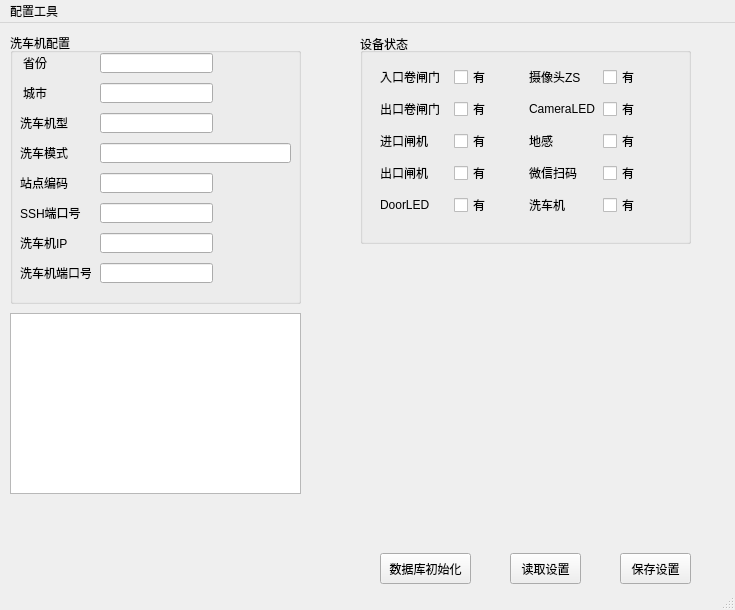
The window that washsetting/t.ui (clove2han/washsetting) describes before a commit, drawn with Qt 5.
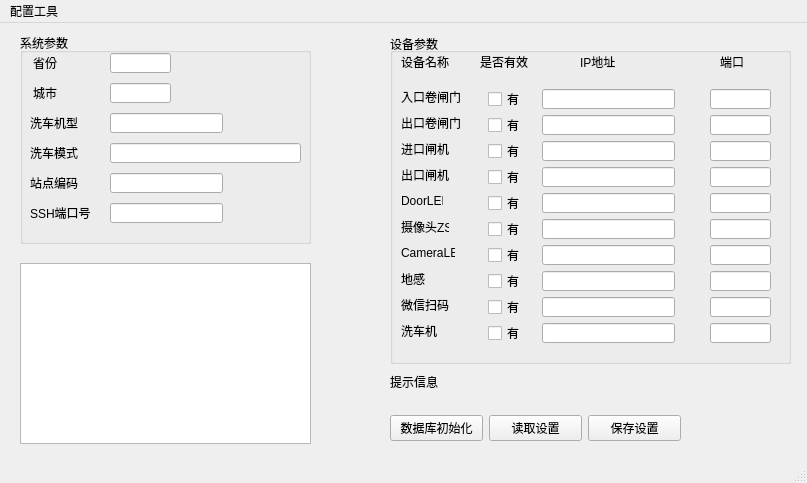
The same window after the commit.

Patch:
```diff
--- a/washsetting/t.ui
+++ b/washsetting/t.ui
@@ -6,256 +6,26 @@
    <rect>
     <x>0</x>
     <y>0</y>
-    <width>735</width>
-    <height>610</height>
+    <width>807</width>
+    <height>483</height>
    </rect>
   </property>
   <property name="windowTitle">
    <string>配置工具</string>
   </property>
   <widget class="QWidget" name="centralwidget">
-   <widget class="QPushButton" name="read_setting_pushButton">
-    <property name="geometry">
-     <rect>
-      <x>510</x>
-      <y>530</y>
-      <width>71</width>
-      <height>31</height>
-     </rect>
-    </property>
-    <property name="text">
-     <string>读取设置</string>
-    </property>
-   </widget>
-   <widget class="QPushButton" name="write_setting_pushButton">
-    <property name="geometry">
-     <rect>
-      <x>620</x>
-      <y>530</y>
-      <width>71</width>
-      <height>31</height>
-     </rect>
-    </property>
-    <property name="text">
-     <string>保存设置</string>
-    </property>
-   </widget>
-   <widget class="QPushButton" name="init_pushButton">
-    <property name="geometry">
-     <rect>
-      <x>380</x>
-      <y>530</y>
-      <width>91</width>
-      <height>31</height>
-     </rect>
-    </property>
-    <property name="text">
-     <string>数据库初始化</string>
-    </property>
-   </widget>
-   <widget class="QTextBrowser" name="textBrowser">
-    <property name="geometry">
-     <rect>
-      <x>10</x>
-      <y>290</y>
-      <width>291</width>
-      <height>181</height>
-     </rect>
-    </property>
-   </widget>
-   <widget class="QGroupBox" name="groupBox_2">
-    <property name="geometry">
-     <rect>
-      <x>360</x>
-      <y>10</y>
-      <width>331</width>
-      <height>211</height>
-     </rect>
-    </property>
-    <property name="title">
-     <string>设备状态</string>
-    </property>
-    <property name="alignment">
-     <set>Qt::AlignLeading|Qt::AlignLeft|Qt::AlignVCenter</set>
-    </property>
-    <widget class="QWidget" name="layoutWidget">
-     <property name="geometry">
-      <rect>
-       <x>20</x>
-       <y>30</y>
-       <width>291</width>
-       <height>161</height>
-      </rect>
-     </property>
-     <layout class="QGridLayout" name="gridLayout">
-      <item row="0" column="0">
-       <widget class="QLabel" name="Door">
-        <property name="text">
-         <string>入口卷闸门</string>
-        </property>
-       </widget>
-      </item>
-      <item row="0" column="1">
-       <widget class="QCheckBox" name="doorin_yes_checkBox">
-        <property name="enabled">
-         <bool>true</bool>
-        </property>
-        <property name="text">
-         <string>有</string>
-        </property>
-       </widget>
-      </item>
-      <item row="0" column="2">
-       <widget class="QLabel" name="wepay_5">
-        <property name="text">
-         <string>摄像头ZS</string>
-        </property>
-       </widget>
-      </item>
-      <item row="0" column="3">
-       <widget class="QCheckBox" name="camerazs_yes_checkBox">
-        <property name="text">
-         <string>有</string>
-        </property>
-       </widget>
-      </item>
-      <item row="1" column="0">
-       <widget class="QLabel" name="Door_2">
-        <property name="text">
-         <string>出口卷闸门</string>
-        </property>
-       </widget>
-      </item>
-      <item row="1" column="1">
-       <widget class="QCheckBox" name="doorout_yes_checkBox">
-        <property name="text">
-         <string>有</string>
-        </property>
-       </widget>
-      </item>
-      <item row="1" column="2">
-       <widget class="QLabel" name="Door_4">
-        <property name="text">
-         <string>CameraLED</string>
-        </property>
-       </widget>
-      </item>
-      <item row="1" column="3">
-       <widget class="QCheckBox" name="cameraled_yes_checkBox">
-        <property name="text">
-         <string>有</string>
-        </property>
-       </widget>
-      </item>
-      <item row="2" column="0">
-       <widget class="QLabel" name="in_label">
-        <property name="text">
-         <string>进口闸机</string>
-        </property>
-       </widget>
-      </item>
-      <item row="2" column="1">
-       <widget class="QCheckBox" name="gatein_yes_checkBox">
-        <property name="text">
-         <string>有</string>
-        </property>
-       </widget>
-      </item>
-      <item row="2" column="2">
-       <widget class="QLabel" name="digan">
-        <property name="text">
-         <string>地感</string>
-        </property>
-       </widget>
-      </item>
-      <item row="2" column="3">
-       <widget class="QCheckBox" name="groundsense_yes_checkBox">
-        <property name="text">
-         <string>有</string>
-        </property>
-       </widget>
-      </item>
-      <item row="3" column="0">
-       <widget class="QLabel" name="out">
-        <property name="text">
-         <string>出口闸机</string>
-        </property>
-       </widget>
-      </item>
-      <item row="3" column="1">
-       <widget class="QCheckBox" name="gateout_yes_checkBox">
-        <property name="text">
-         <string>有</string>
-        </property>
-       </widget>
-      </item>
-      <item row="3" column="2">
-       <widget class="QLabel" name="wepay">
-        <property name="text">
-         <string>微信扫码</string>
-        </property>
-       </widget>
-      </item>
-      <item row="3" column="3">
-       <widget class="QCheckBox" name="wpc_yes_checkBox">
-        <property name="text">
-         <string>有</string>
-        </property>
-       </widget>
-      </item>
-      <item row="4" column="0">
-       <widget class="QLabel" name="Door_3">
-        <property name="text">
-         <string>DoorLED</string>
-        </property>
-       </widget>
-      </item>
-      <item row="4" column="1">
-       <widget class="QCheckBox" name="doorled_yes_checkBox">
-        <property name="text">
-         <string>有</string>
-        </property>
-       </widget>
-      </item>
-      <item row="4" column="2">
-       <widget class="QLabel" name="wepay_3">
-        <property name="text">
-         <string>洗车机</string>
-        </property>
-       </widget>
-      </item>
-      <item row="4" column="3">
-       <widget class="QCheckBox" name="washing_yes_checkBox">
-        <property name="text">
-         <string>有</string>
-        </property>
-       </widget>
-      </item>
-     </layout>
-    </widget>
-   </widget>
    <widget class="QGroupBox" name="groupBox">
     <property name="geometry">
      <rect>
-      <x>10</x>
+      <x>20</x>
       <y>10</y>
       <width>291</width>
-      <height>271</height>
+      <height>211</height>
      </rect>
     </property>
     <property name="title">
-     <string>洗车机配置</string>
+     <string>系统参数</string>
     </property>
-    <widget class="QLineEdit" name="washingport_lineEdit">
-     <property name="geometry">
-      <rect>
-       <x>90</x>
-       <y>230</y>
-       <width>113</width>
-       <height>20</height>
-      </rect>
-     </property>
-    </widget>
     <widget class="QLineEdit" name="wash_mode_lineEdit">
      <property name="geometry">
       <rect>
@@ -285,22 +55,12 @@
       <number>0</number>
      </property>
     </widget>
-    <widget class="QLineEdit" name="washingIP_lineEdit">
-     <property name="geometry">
-      <rect>
-       <x>90</x>
-       <y>200</y>
-       <width>113</width>
-       <height>20</height>
-      </rect>
-     </property>
-    </widget>
     <widget class="QLineEdit" name="city_lineEdit">
      <property name="geometry">
       <rect>
        <x>90</x>
        <y>50</y>
-       <width>113</width>
+       <width>61</width>
        <height>20</height>
       </rect>
      </property>
@@ -341,38 +101,12 @@
       </rect>
      </property>
     </widget>
-    <widget class="QLabel" name="wepay_4">
-     <property name="geometry">
-      <rect>
-       <x>10</x>
-       <y>230</y>
-       <width>71</width>
-       <height>20</height>
-      </rect>
-     </property>
-     <property name="text">
-      <string>洗车机端口号</string>
-     </property>
-    </widget>
-    <widget class="QLabel" name="wepay_2">
-     <property name="geometry">
-      <rect>
-       <x>10</x>
-       <y>200</y>
-       <width>71</width>
-       <height>20</height>
-      </rect>
-     </property>
-     <property name="text">
-      <string>洗车机IP</string>
-     </property>
-    </widget>
     <widget class="QLineEdit" name="province_lineEdit">
      <property name="geometry">
       <rect>
        <x>90</x>
        <y>20</y>
-       <width>113</width>
+       <width>61</width>
        <height>20</height>
       </rect>
      </property>
@@ -400,16 +134,6 @@
       </rect>
      </property>
     </widget>
-    <widget class="QLineEdit" name="wash_type_lineEdit">
-     <property name="geometry">
-      <rect>
-       <x>90</x>
-       <y>80</y>
-       <width>113</width>
-       <height>20</height>
-      </rect>
-     </property>
-    </widget>
     <widget class="QLabel" name="Site_ID">
      <property name="geometry">
       <rect>
@@ -436,6 +160,606 @@
       <string>SSH端口号</string>
      </property>
     </widget>
+    <widget class="QLineEdit" name="wash_type_lineEdit">
+     <property name="geometry">
+      <rect>
+       <x>90</x>
+       <y>80</y>
+       <width>113</width>
+       <height>20</height>
+      </rect>
+     </property>
+    </widget>
+   </widget>
+   <widget class="QGroupBox" name="groupBox_2">
+    <property name="geometry">
+     <rect>
+      <x>390</x>
+      <y>10</y>
+      <width>401</width>
+      <height>331</height>
+     </rect>
+    </property>
+    <property name="title">
+     <string>设备参数</string>
+    </property>
+    <property name="alignment">
+     <set>Qt::AlignLeading|Qt::AlignLeft|Qt::AlignVCenter</set>
+    </property>
+    <widget class="QLineEdit" name="camerazs_port_lineEdit">
+     <property name="geometry">
+      <rect>
+       <x>320</x>
+       <y>186</y>
+       <width>61</width>
+       <height>20</height>
+      </rect>
+     </property>
+    </widget>
+    <widget class="QLabel" name="in_label">
+     <property name="geometry">
+      <rect>
+       <x>11</x>
+       <y>108</y>
+       <width>48</width>
+       <height>16</height>
+      </rect>
+     </property>
+     <property name="text">
+      <string>进口闸机</string>
+     </property>
+    </widget>
+    <widget class="QLabel" name="wepay_3">
+     <property name="geometry">
+      <rect>
+       <x>11</x>
+       <y>290</y>
+       <width>36</width>
+       <height>16</height>
+      </rect>
+     </property>
+     <property name="text">
+      <string>洗车机</string>
+     </property>
+    </widget>
+    <widget class="QLabel" name="out">
+     <property name="geometry">
+      <rect>
+       <x>11</x>
+       <y>134</y>
+       <width>48</width>
+       <height>16</height>
+      </rect>
+     </property>
+     <property name="text">
+      <string>出口闸机</string>
+     </property>
+    </widget>
+    <widget class="QLabel" name="wepay">
+     <property name="geometry">
+      <rect>
+       <x>11</x>
+       <y>264</y>
+       <width>48</width>
+       <height>16</height>
+      </rect>
+     </property>
+     <property name="text">
+      <string>微信扫码</string>
+     </property>
+    </widget>
+    <widget class="QLabel" name="label_4">
+     <property name="geometry">
+      <rect>
+       <x>330</x>
+       <y>21</y>
+       <width>24</width>
+       <height>16</height>
+      </rect>
+     </property>
+     <property name="text">
+      <string>端口</string>
+     </property>
+    </widget>
+    <widget class="QCheckBox" name="doorled_checkBox">
+     <property name="geometry">
+      <rect>
+       <x>98</x>
+       <y>162</y>
+       <width>35</width>
+       <height>16</height>
+      </rect>
+     </property>
+     <property name="text">
+      <string>有</string>
+     </property>
+    </widget>
+    <widget class="QLineEdit" name="washing_port_lineEdit">
+     <property name="geometry">
+      <rect>
+       <x>320</x>
+       <y>290</y>
+       <width>61</width>
+       <height>20</height>
+      </rect>
+     </property>
+    </widget>
+    <widget class="QLineEdit" name="gateout_ip_lineEdit">
+     <property name="geometry">
+      <rect>
+       <x>152</x>
+       <y>134</y>
+       <width>133</width>
+       <height>20</height>
+      </rect>
+     </property>
+    </widget>
+    <widget class="QLineEdit" name="doorled_port_lineEdit">
+     <property name="geometry">
+      <rect>
+       <x>320</x>
+       <y>160</y>
+       <width>61</width>
+       <height>20</height>
+      </rect>
+     </property>
+    </widget>
+    <widget class="QLineEdit" name="cameraled_port_lineEdit">
+     <property name="geometry">
+      <rect>
+       <x>320</x>
+       <y>212</y>
+       <width>61</width>
+       <height>20</height>
+      </rect>
+     </property>
+    </widget>
+    <widget class="QLineEdit" name="gs_port_lineEdit">
+     <property name="geometry">
+      <rect>
+       <x>320</x>
+       <y>238</y>
+       <width>61</width>
+       <height>20</height>
+      </rect>
+     </property>
+    </widget>
+    <widget class="QLineEdit" name="washing_ip_lineEdit">
+     <property name="geometry">
+      <rect>
+       <x>152</x>
+       <y>290</y>
+       <width>133</width>
+       <height>20</height>
+      </rect>
+     </property>
+    </widget>
+    <widget class="QCheckBox" name="washing_checkBox">
+     <property name="geometry">
+      <rect>
+       <x>98</x>
+       <y>292</y>
+       <width>35</width>
+       <height>16</height>
+      </rect>
+     </property>
+     <property name="text">
+      <string>有</string>
+     </property>
+    </widget>
+    <widget class="QCheckBox" name="doorout_checkBox">
+     <property name="geometry">
+      <rect>
+       <x>98</x>
+       <y>84</y>
+       <width>35</width>
+       <height>16</height>
+      </rect>
+     </property>
+     <property name="text">
+      <string>有</string>
+     </property>
+    </widget>
+    <widget class="QLabel" name="label_3">
+     <property name="geometry">
+      <rect>
+       <x>190</x>
+       <y>21</y>
+       <width>36</width>
+       <height>16</height>
+      </rect>
+     </property>
+     <property name="text">
+      <string>IP地址</string>
+     </property>
+    </widget>
+    <widget class="QLabel" name="Door_3">
+     <property name="geometry">
+      <rect>
+       <x>11</x>
+       <y>160</y>
+       <width>42</width>
+       <height>16</height>
+      </rect>
+     </property>
+     <property name="text">
+      <string>DoorLED</string>
+     </property>
+    </widget>
+    <widget class="QCheckBox" name="cameraled_checkBox">
+     <property name="geometry">
+      <rect>
+       <x>98</x>
+       <y>214</y>
+       <width>35</width>
+       <height>16</height>
+      </rect>
+     </property>
+     <property name="text">
+      <string>有</string>
+     </property>
+    </widget>
+    <widget class="QLabel" name="Door_4">
+     <property name="geometry">
+      <rect>
+       <x>11</x>
+       <y>212</y>
+       <width>54</width>
+       <height>16</height>
+      </rect>
+     </property>
+     <property name="text">
+      <string>CameraLED</string>
+     </property>
+    </widget>
+    <widget class="QCheckBox" name="wpc_checkBox">
+     <property name="geometry">
+      <rect>
+       <x>98</x>
+       <y>266</y>
+       <width>35</width>
+       <height>16</height>
+      </rect>
+     </property>
+     <property name="text">
+      <string>有</string>
+     </property>
+    </widget>
+    <widget class="QLineEdit" name="doorled_ip_lineEdit">
+     <property name="geometry">
+      <rect>
+       <x>152</x>
+       <y>160</y>
+       <width>133</width>
+       <height>20</height>
+      </rect>
+     </property>
+    </widget>
+    <widget class="QLineEdit" name="gateout_port_lineEdit">
+     <property name="geometry">
+      <rect>
+       <x>320</x>
+       <y>134</y>
+       <width>61</width>
+       <height>20</height>
+      </rect>
+     </property>
+    </widget>
+    <widget class="QCheckBox" name="camerazs_checkBox">
+     <property name="geometry">
+      <rect>
+       <x>98</x>
+       <y>188</y>
+       <width>35</width>
+       <height>16</height>
+      </rect>
+     </property>
+     <property name="text">
+      <string>有</string>
+     </property>
+    </widget>
+    <widget class="QLabel" name="digan">
+     <property name="geometry">
+      <rect>
+       <x>11</x>
+       <y>238</y>
+       <width>24</width>
+       <height>16</height>
+      </rect>
+     </property>
+     <property name="text">
+      <string>地感</string>
+     </property>
+    </widget>
+    <widget class="QLabel" name="wepay_5">
+     <property name="geometry">
+      <rect>
+       <x>11</x>
+       <y>186</y>
+       <width>48</width>
+       <height>16</height>
+      </rect>
+     </property>
+     <property name="text">
+      <string>摄像头ZS</string>
+     </property>
+    </widget>
+    <widget class="QCheckBox" name="doorin_checkBox">
+     <property name="enabled">
+      <bool>true</bool>
+     </property>
+     <property name="geometry">
+      <rect>
+       <x>98</x>
+       <y>58</y>
+       <width>35</width>
+       <height>16</height>
+      </rect>
+     </property>
+     <property name="text">
+      <string>有</string>
+     </property>
+    </widget>
+    <widget class="QLabel" name="label_2">
+     <property name="geometry">
+      <rect>
+       <x>90</x>
+       <y>21</y>
+       <width>48</width>
+       <height>16</height>
+      </rect>
+     </property>
+     <property name="text">
+      <string>是否有效</string>
+     </property>
+    </widget>
+    <widget class="QLineEdit" name="gatein_port_lineEdit">
+     <property name="geometry">
+      <rect>
+       <x>320</x>
+       <y>108</y>
+       <width>61</width>
+       <height>20</height>
+      </rect>
+     </property>
+    </widget>
+    <widget class="QLabel" name="label">
+     <property name="geometry">
+      <rect>
+       <x>11</x>
+       <y>21</y>
+       <width>48</width>
+       <height>16</height>
+      </rect>
+     </property>
+     <property name="text">
+      <string>设备名称</string>
+     </property>
+    </widget>
+    <widget class="QLineEdit" name="gatein_ip_lineEdit">
+     <property name="geometry">
+      <rect>
+       <x>152</x>
+       <y>108</y>
+       <width>133</width>
+       <height>20</height>
+      </rect>
+     </property>
+    </widget>
+    <widget class="QCheckBox" name="gs_checkBox">
+     <property name="geometry">
+      <rect>
+       <x>98</x>
+       <y>240</y>
+       <width>35</width>
+       <height>16</height>
+      </rect>
+     </property>
+     <property name="text">
+      <string>有</string>
+     </property>
+    </widget>
+    <widget class="QLineEdit" name="wpc_ip_lineEdit">
+     <property name="geometry">
+      <rect>
+       <x>152</x>
+       <y>264</y>
+       <width>133</width>
+       <height>20</height>
+      </rect>
+     </property>
+    </widget>
+    <widget class="QLabel" name="Door_2">
+     <property name="geometry">
+      <rect>
+       <x>11</x>
+       <y>82</y>
+       <width>60</width>
+       <height>16</height>
+      </rect>
+     </property>
+     <property name="text">
+      <string>出口卷闸门</string>
+     </property>
+    </widget>
+    <widget class="QLineEdit" name="doorout_ip_lineEdit">
+     <property name="geometry">
+      <rect>
+       <x>152</x>
+       <y>82</y>
+       <width>133</width>
+       <height>20</height>
+      </rect>
+     </property>
+    </widget>
+    <widget class="QLineEdit" name="cameraled_ip_lineEdit">
+     <property name="geometry">
+      <rect>
+       <x>152</x>
+       <y>212</y>
+       <width>133</width>
+       <height>20</height>
+      </rect>
+     </property>
+    </widget>
+    <widget class="QLineEdit" name="doorin_ip_lineEdit">
+     <property name="geometry">
+      <rect>
+       <x>152</x>
+       <y>56</y>
+       <width>133</width>
+       <height>20</height>
+      </rect>
+     </property>
+    </widget>
+    <widget class="QLineEdit" name="camerazs_ip_lineEdit">
+     <property name="geometry">
+      <rect>
+       <x>152</x>
+       <y>186</y>
+       <width>133</width>
+       <height>20</height>
+      </rect>
+     </property>
+    </widget>
+    <widget class="QLineEdit" name="doorin_port_lineEdit">
+     <property name="geometry">
+      <rect>
+       <x>320</x>
+       <y>56</y>
+       <width>61</width>
+       <height>20</height>
+      </rect>
+     </property>
+    </widget>
+    <widget class="QCheckBox" name="gateout_checkBox">
+     <property name="geometry">
+      <rect>
+       <x>98</x>
+       <y>136</y>
+       <width>35</width>
+       <height>16</height>
+      </rect>
+     </property>
+     <property name="text">
+      <string>有</string>
+     </property>
+    </widget>
+    <widget class="QLineEdit" name="gs_ip_lineEdit">
+     <property name="geometry">
+      <rect>
+       <x>152</x>
+       <y>238</y>
+       <width>133</width>
+       <height>20</height>
+      </rect>
+     </property>
+    </widget>
+    <widget class="QLineEdit" name="doorout_port_lineEdit">
+     <property name="geometry">
+      <rect>
+       <x>320</x>
+       <y>82</y>
+       <width>61</width>
+       <height>20</height>
+      </rect>
+     </property>
+    </widget>
+    <widget class="QLabel" name="Door">
+     <property name="geometry">
+      <rect>
+       <x>11</x>
+       <y>56</y>
+       <width>60</width>
+       <height>16</height>
+      </rect>
+     </property>
+     <property name="text">
+      <string>入口卷闸门</string>
+     </property>
+    </widget>
+    <widget class="QLineEdit" name="wpc_port_lineEdit">
+     <property name="geometry">
+      <rect>
+       <x>320</x>
+       <y>264</y>
+       <width>61</width>
+       <height>20</height>
+      </rect>
+     </property>
+    </widget>
+    <widget class="QCheckBox" name="gatein_checkBox">
+     <property name="geometry">
+      <rect>
+       <x>98</x>
+       <y>110</y>
+       <width>35</width>
+       <height>16</height>
+      </rect>
+     </property>
+     <property name="text">
+      <string>有</string>
+     </property>
+    </widget>
+   </widget>
+   <widget class="QTextBrowser" name="textBrowser">
+    <property name="geometry">
+     <rect>
+      <x>20</x>
+      <y>240</y>
+      <width>291</width>
+      <height>181</height>
+     </rect>
+    </property>
+   </widget>
+   <widget class="QLabel" name="msg_label">
+    <property name="geometry">
+     <rect>
+      <x>390</x>
+      <y>340</y>
+      <width>289</width>
+      <height>38</height>
+     </rect>
+    </property>
+    <property name="text">
+     <string>提示信息</string>
+    </property>
+    <property name="scaledContents">
+     <bool>false</bool>
+    </property>
+   </widget>
+   <widget class="QWidget" name="">
+    <property name="geometry">
+     <rect>
+      <x>390</x>
+      <y>390</y>
+      <width>291</width>
+      <height>31</height>
+     </rect>
+    </property>
+    <layout class="QHBoxLayout" name="horizontalLayout">
+     <item>
+      <widget class="QPushButton" name="init_pushButton">
+       <property name="text">
+        <string>数据库初始化</string>
+       </property>
+      </widget>
+     </item>
+     <item>
+      <widget class="QPushButton" name="read_setting_pushButton">
+       <property name="text">
+        <string>读取设置</string>
+       </property>
+      </widget>
+     </item>
+     <item>
+      <widget class="QPushButton" name="write_setting_pushButton">
+       <property name="text">
+        <string>保存设置</string>
+       </property>
+      </widget>
+     </item>
+    </layout>
    </widget>
   </widget>
   <widget class="QMenuBar" name="menubar">
@@ -443,7 +767,7 @@
     <rect>
      <x>0</x>
      <y>0</y>
-     <width>735</width>
+     <width>807</width>
      <height>23</height>
     </rect>
    </property>
```
